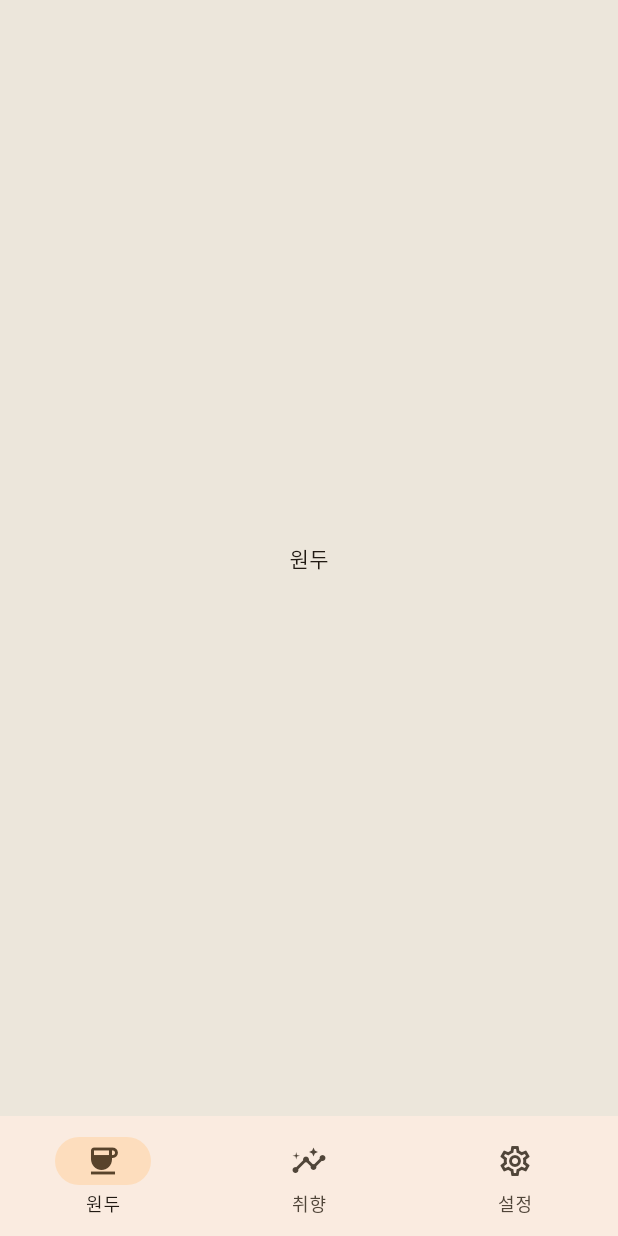
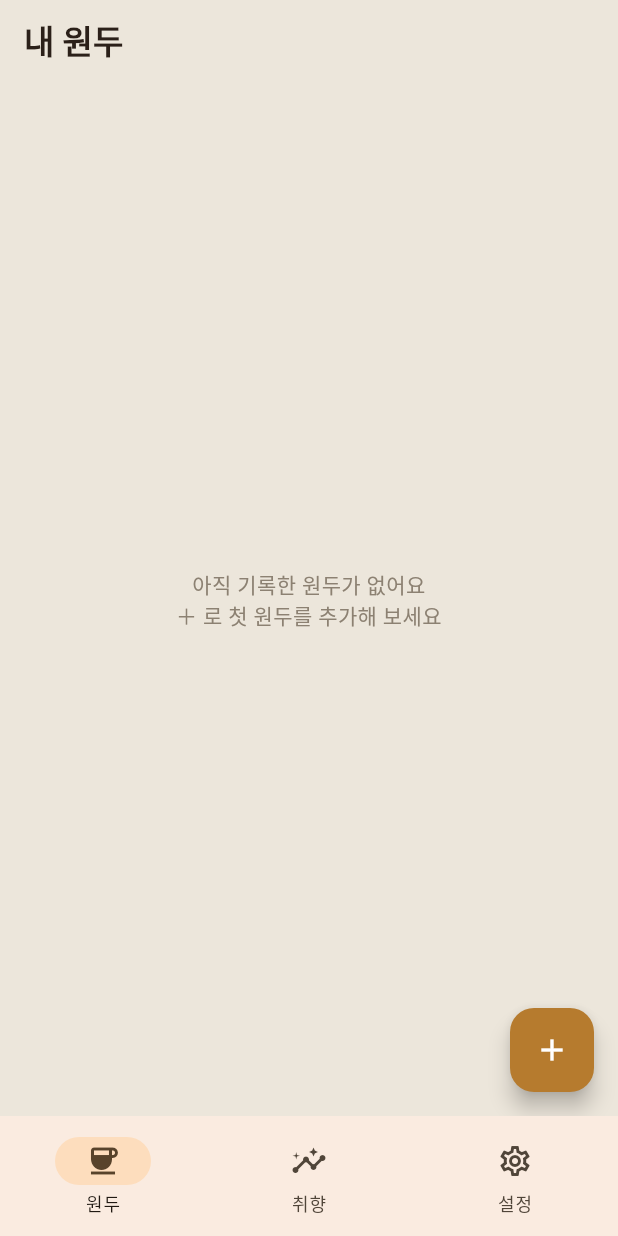
Before and after one commit to HyunwookYoo/BeanProfile, a Flutter app: the screen it shows after launch, on a phone screen of 412 x 824 dp. Run offline on Flutter 3.47's test engine with Material 3 defaults, Android fonts, the phone set to English and light mode, and no system bars; our stand-ins replace drift, drift_flutter, flutter_riverpod; accounts and stored records are empty; generated files the repository leaves out were written again.

Commit message:
feat(ui): bean list screen with cards and empty state
Co-Authored-By: Claude Opus 4.8 (1M context) <noreply@anthropic.com>

```diff
--- /dev/null
+++ b/lib/features/beans/bean_form_screen.dart
@@ -0,0 +1,7 @@
+import 'package:flutter/material.dart';
+
+class BeanFormScreen extends StatelessWidget {
+  const BeanFormScreen({super.key});
+  @override
+  Widget build(BuildContext context) => const Scaffold(body: Center(child: Text('원두 추가')));
+}
--- a/lib/features/beans/bean_list_screen.dart
+++ b/lib/features/beans/bean_list_screen.dart
@@ -1,10 +1,51 @@
 import 'package:flutter/material.dart';
+import 'package:flutter_riverpod/flutter_riverpod.dart';
+import '../../providers.dart';
+import '../../theme.dart';
+import 'bean_detail_screen.dart';
+import 'bean_form_screen.dart';
+import 'widgets/bean_card.dart';
 
-// TEMPORARY stub — Task 7 replaces this with the real bean list screen.
-class BeanListScreen extends StatelessWidget {
+class BeanListScreen extends ConsumerWidget {
   const BeanListScreen({super.key});
+
   @override
-  Widget build(BuildContext context) => const Scaffold(
-        body: Center(child: Text('원두')),
-      );
+  Widget build(BuildContext context, WidgetRef ref) {
+    final beans = ref.watch(beanListProvider);
+    return Scaffold(
+      appBar: AppBar(title: const Text('내 원두', style: TextStyle(fontWeight: FontWeight.w800))),
+      floatingActionButton: FloatingActionButton(
+        onPressed: () => Navigator.of(context).push(
+            MaterialPageRoute(builder: (_) => const BeanFormScreen())),
+        backgroundColor: context.colors.crema,
+        child: const Icon(Icons.add, color: Colors.white),
+      ),
+      body: beans.when(
+        loading: () => const Center(child: CircularProgressIndicator()),
+        error: (e, _) => Center(child: Text('불러오기 오류: $e')),
+        data: (list) {
+          if (list.isEmpty) {
+            return Center(
+              child: Text('아직 기록한 원두가 없어요\n＋ 로 첫 원두를 추가해 보세요',
+                  textAlign: TextAlign.center,
+                  style: TextStyle(color: context.colors.appMuted)),
+            );
+          }
+          return ListView.separated(
+            padding: const EdgeInsets.fromLTRB(16, 8, 16, 96),
+            itemCount: list.length,
+            separatorBuilder: (_, __) => const SizedBox(height: 10),
+            itemBuilder: (_, i) {
+              final s = list[i];
+              return BeanCard(
+                summary: s,
+                onTap: () => Navigator.of(context).push(MaterialPageRoute(
+                    builder: (_) => BeanDetailScreen(beanId: s.bean.id))),
+              );
+            },
+          );
+        },
+      ),
+    );
+  }
 }
```
Also changed, not shown: lib/features/beans/bean_detail_screen.dart (added, +8 -0 lines), lib/features/beans/widgets/bean_card.dart (added, +77 -0 lines), lib/features/beans/widgets/star_rating.dart (added, +27 -0 lines), 2 other files.
